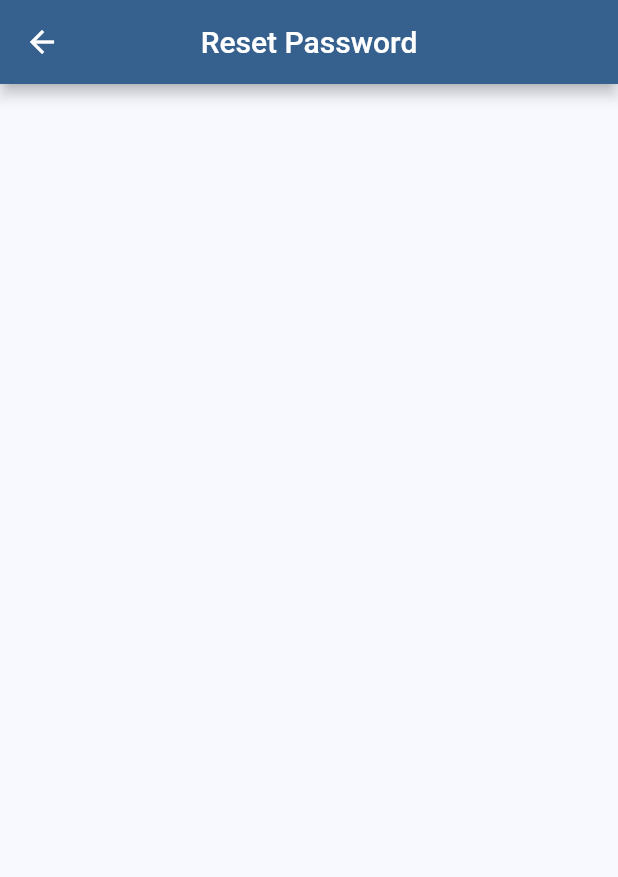
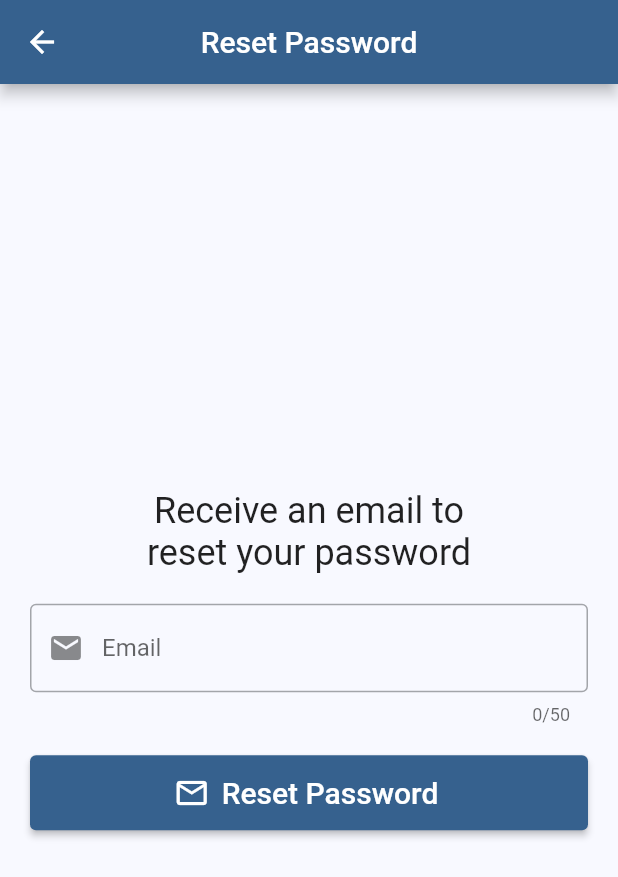
Before and after one commit to nikolay-potehin/firebase_login_app, a Flutter app: the screen it shows after launch, after a tap on "Sign In", after a tap on "Forgot password?", on a phone screen of 412 x 824 dp. Shown: the top 877 px of the screen. Run offline on Flutter 3.47's test engine with Material 2 defaults, Android fonts, the light colour scheme and no system bars; our stand-ins replace firebase_auth, firebase_core, flutter_svg; accounts and stored records are empty.

Commit message:
added forgot password page, user can now request reset password email

```diff
--- /dev/null
+++ b/lib/pages/authentication/authentication_page.dart
@@ -0,0 +1,25 @@
+import 'package:firebase_login_app/pages/authentication/login/login_page.dart';
+import 'package:firebase_login_app/pages/authentication/register/register_page.dart';
+import 'package:firebase_login_app/repository/authentication_repository.dart';
+import 'package:flutter/material.dart';
+import 'package:provider/provider.dart';
+
+class AuthenticationPage extends StatefulWidget {
+  const AuthenticationPage({super.key});
+
+  @override
+  State<AuthenticationPage> createState() => _AuthenticationPageState();
+}
+
+class _AuthenticationPageState extends State<AuthenticationPage> {
+  @override
+  Widget build(BuildContext context) {
+    final authRepo = context.watch<AuthenticationRepository>();
+
+    return Scaffold(
+      body: authRepo.currentPage == AuthPages.login
+          ? const LoginPage()
+          : const RegisterPage(),
+    );
+  }
+}
--- a/lib/pages/authentication/forgot_password_page.dart
+++ b/lib/pages/authentication/forgot_password_page.dart
@@ -1,7 +1,25 @@
+import 'package:firebase_login_app/repository/user_repository.dart';
+import 'package:firebase_login_app/utils.dart';
 import 'package:flutter/material.dart';
+import 'package:flutter/services.dart';
+import 'package:provider/provider.dart';
 
-class ForgotPasswordPage extends StatelessWidget {
+class ForgotPasswordPage extends StatefulWidget {
   const ForgotPasswordPage({super.key});
+
+  @override
+  State<ForgotPasswordPage> createState() => _ForgotPasswordPageState();
+}
+
+class _ForgotPasswordPageState extends State<ForgotPasswordPage> {
+  final formKey = GlobalKey<FormState>();
+  final emailController = TextEditingController();
+
+  @override
+  void dispose() {
+    emailController.dispose();
+    super.dispose();
+  }
 
   @override
   Widget build(BuildContext context) {
@@ -10,6 +28,80 @@ class ForgotPasswordPage extends StatelessWidget {
         title: const Text('Reset Password'),
         centerTitle: true,
       ),
+      body: Padding(
+        padding: const EdgeInsets.all(20),
+        child: Form(
+          key: formKey,
+          child: Column(
+            mainAxisAlignment: MainAxisAlignment.center,
+            crossAxisAlignment: CrossAxisAlignment.center,
+            children: [
+              const Text(
+                'Receive an email to\nreset your password',
+                textAlign: TextAlign.center,
+                style: TextStyle(fontSize: 24),
+              ),
+              const SizedBox(height: 20),
+              TextFormField(
+                maxLength: 50,
+                controller: emailController,
+                decoration: const InputDecoration(
+                  border: OutlineInputBorder(),
+                  hintText: 'Email',
+                  prefixIcon: Icon(Icons.email),
+                ),
+                inputFormatters: [
+                  FilteringTextInputFormatter.deny(RegExp('[/\\ ]'))
+                ],
+                autovalidateMode: AutovalidateMode.onUserInteraction,
+                validator: _validate,
+              ),
+              const SizedBox(height: 20),
+              ElevatedButton.icon(
+                onPressed: _resetPassword,
+                icon: const Icon(Icons.email_outlined),
+                label: const Text(
+                  'Reset Password',
+                  style: TextStyle(fontSize: 20),
+                ),
+                style: ElevatedButton.styleFrom(
+                  minimumSize: const Size.fromHeight(50),
+                ),
+              ),
+            ],
+          ),
+        ),
+      ),
     );
   }
+
+  Future<void> _resetPassword() async {
+    if (!formKey.currentState!.validate()) return;
+
+    showDialog(
+      context: context,
+      barrierDismissible: false,
+      builder: (context) => const Center(child: CircularProgressIndicator()),
+    );
+
+    final email = emailController.text.trim();
+    final successful =
+        await context.read<UserRepository>().sendPasswordResetEmail(email);
+
+    if (successful) {
+      Utils.showSnackBar(
+          'Reset password email has been send to "$email" successfuly');
+
+      Navigator.of(context).popUntil((route) => route.isFirst);
+    } else {
+      Navigator.of(context).pop();
+    }
+  }
 }
+
+String? _validate(String? value) {
+  if (value == null || value.isEmpty) {
+    return 'This field cannot be empty';
+  }
+  return null;
+}
--- a/lib/pages/authentication/login/login_form.dart
+++ b/lib/pages/authentication/login/login_form.dart
@@ -43,6 +43,7 @@ class _LoginFormState extends State<LoginForm> {
             inputFormatters: [
               FilteringTextInputFormatter.deny(RegExp('[/\\ ]'))
             ],
+            autovalidateMode: AutovalidateMode.onUserInteraction,
           ),
           const SizedBox(height: 20),
           TextFormField(
@@ -58,6 +59,7 @@ class _LoginFormState extends State<LoginForm> {
             inputFormatters: [
               FilteringTextInputFormatter.deny(RegExp('[/\\ ]'))
             ],
+            autovalidateMode: AutovalidateMode.onUserInteraction,
           ),
           const SizedBox(height: 20),
           FilledButton.icon(
--- a/lib/pages/authentication/login/login_page.dart
+++ b/lib/pages/authentication/login/login_page.dart
@@ -1,8 +1,9 @@
 import 'package:firebase_login_app/pages/authentication/forgot_password_page.dart';
 import 'package:firebase_login_app/pages/authentication/login/login_form.dart';
-import 'package:firebase_login_app/pages/authentication/register/register_page.dart';
+import 'package:firebase_login_app/repository/authentication_repository.dart';
 import 'package:flutter/material.dart';
 import 'package:flutter_svg/svg.dart';
+import 'package:provider/provider.dart';
 
 class LoginPage extends StatelessWidget {
   const LoginPage({
@@ -23,19 +24,16 @@ class LoginPage extends StatelessWidget {
                   padding: const EdgeInsets.all(20),
                   child: Column(
                     children: [
-                      SvgPicture.asset(
-                        'assets/flutter_logo.svg',
-                      ),
+                      SvgPicture.asset('assets/flutter_logo.svg'),
                       const SizedBox(height: 10),
                       const LoginForm(),
                       const SizedBox(height: 10),
                       TextButton.icon(
                         icon: const Icon(Icons.lock_reset_outlined),
                         label: const Text('Forgot password?'),
-                        onPressed: () =>
-                            Navigator.of(context).push(MaterialPageRoute(
-                          builder: (_) => const ForgotPasswordPage(),
-                        )),
+                        onPressed: () => Navigator.of(context).push(
+                            MaterialPageRoute(
+                                builder: (_) => const ForgotPasswordPage())),
                       ),
                     ],
                   ),
@@ -47,9 +45,9 @@ class LoginPage extends StatelessWidget {
                   const Text("Don't have an account?"),
                   const SizedBox(width: 10),
                   TextButton.icon(
-                    onPressed: () => Navigator.of(context).pushReplacement(
-                      MaterialPageRoute(builder: (_) => const RegisterPage()),
-                    ),
+                    onPressed: () => context
+                        .read<AuthenticationRepository>()
+                        .currentPage = AuthPages.register,
                     icon: const Icon(Icons.vpn_key),
                     label: const Text('Sign Up'),
                   ),
--- a/lib/pages/authentication/register/register_form.dart
+++ b/lib/pages/authentication/register/register_form.dart
@@ -43,6 +43,7 @@ class _RegisterFormState extends State<RegisterForm> {
             inputFormatters: [
               FilteringTextInputFormatter.deny(RegExp('[/\\ ]'))
             ],
+            autovalidateMode: AutovalidateMode.onUserInteraction,
           ),
           const SizedBox(height: 10),
           TextFormField(
@@ -60,6 +61,7 @@ class _RegisterFormState extends State<RegisterForm> {
             inputFormatters: [
               FilteringTextInputFormatter.deny(RegExp('[/\\ ]'))
             ],
+            autovalidateMode: AutovalidateMode.onUserInteraction,
           ),
           const SizedBox(height: 10),
           TextFormField(
@@ -77,6 +79,7 @@ class _RegisterFormState extends State<RegisterForm> {
             inputFormatters: [
               FilteringTextInputFormatter.deny(RegExp('[/\\ ]'))
             ],
+            autovalidateMode: AutovalidateMode.onUserInteraction,
           ),
           const SizedBox(height: 20),
           FilledButton.icon(
--- a/lib/pages/home_page.dart
+++ b/lib/pages/home_page.dart
@@ -1,7 +1,9 @@
 import 'package:firebase_auth/firebase_auth.dart';
-import 'package:firebase_login_app/pages/authentication/login/login_page.dart';
+import 'package:firebase_login_app/pages/authentication/authentication_page.dart';
 import 'package:firebase_login_app/pages/welcome/welcome_page.dart';
+import 'package:firebase_login_app/repository/authentication_repository.dart';
 import 'package:flutter/material.dart';
+import 'package:provider/provider.dart';
 
 class HomePage extends StatelessWidget {
   const HomePage({super.key});
@@ -11,6 +13,9 @@ class HomePage extends StatelessWidget {
     if (FirebaseAuth.instance.currentUser != null) {
       return const WelcomePage();
     }
-    return const LoginPage();
+    return ChangeNotifierProvider(
+      create: (context) => AuthenticationRepository(),
+      child: const AuthenticationPage(),
+    );
   }
 }
--- a/lib/repository/user_repository.dart
+++ b/lib/repository/user_repository.dart
@@ -33,4 +33,15 @@ class UserRepository {
   }
 
   Future<void> logOut() => FirebaseAuth.instance.signOut();
+
+  Future<bool> sendPasswordResetEmail(String email) async {
+    try {
+      await FirebaseAuth.instance.sendPasswordResetEmail(email: email);
+      return true;
+    } on FirebaseAuthException catch (e) {
+      Utils.showSnackBar(
+          e.message ?? 'An error occured in process, please try again later');
+      return false;
+    }
+  }
 }
```
Also changed, not shown: lib/pages/authentication/register/register_page.dart (+5 -6 lines), lib/repository/authentication_repository.dart (added, +12 -0 lines).
